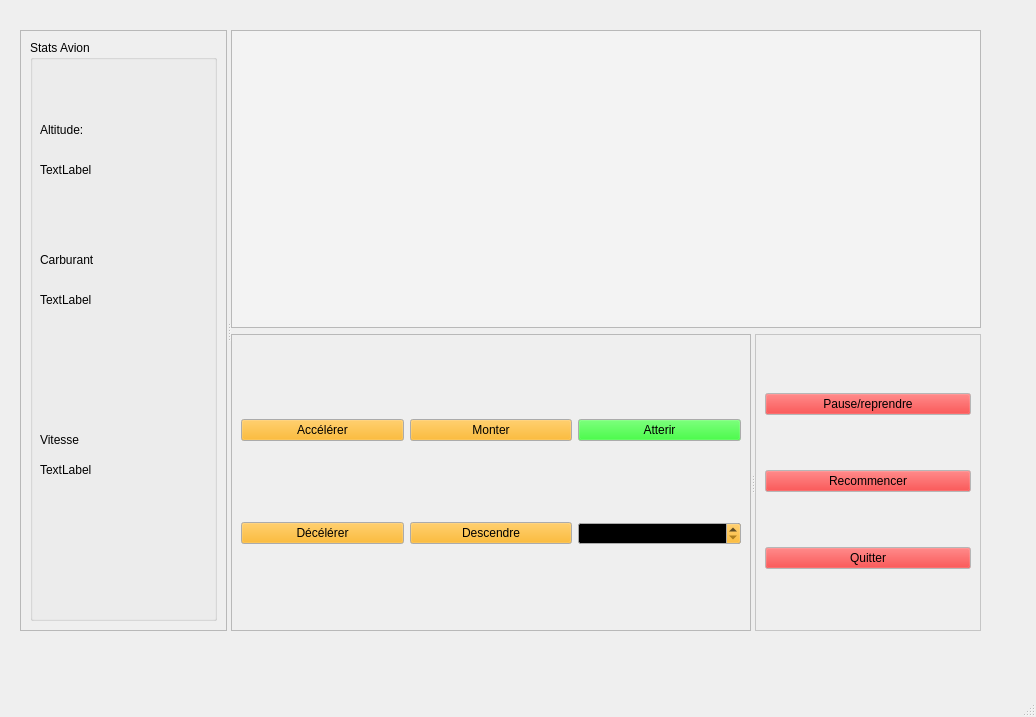
First picture: the form in mainwindow.ui, repository arcreane/python-project-enzo-yasmina, before the edit.
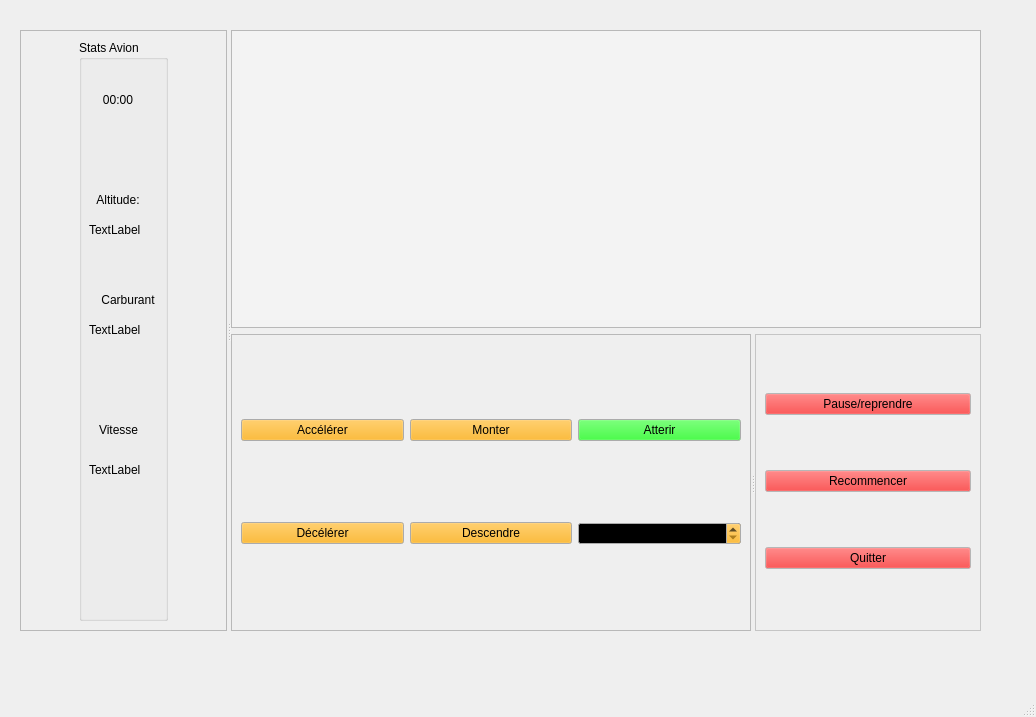
Second picture: the form after the edit.

Commit message: Stats avion

```diff
--- a/mainwindow.ui
+++ b/mainwindow.ui
@@ -97,7 +97,7 @@
       <enum>QFrame::Raised</enum>
      </property>
      <layout class="QVBoxLayout" name="verticalLayout_2">
-      <item>
+      <item alignment="Qt::AlignHCenter">
        <widget class="QGroupBox" name="groupBox">
         <property name="title">
          <string>Stats Avion</string>
@@ -106,7 +106,7 @@
          <property name="geometry">
           <rect>
            <x>10</x>
-           <y>250</y>
+           <y>280</y>
            <width>58</width>
            <height>19</height>
           </rect>
@@ -119,7 +119,7 @@
          <property name="geometry">
           <rect>
            <x>10</x>
-           <y>80</y>
+           <y>150</y>
            <width>58</width>
            <height>19</height>
           </rect>
@@ -127,12 +127,18 @@
          <property name="text">
           <string>Altitude:</string>
          </property>
+         <property name="scaledContents">
+          <bool>false</bool>
+         </property>
+         <property name="alignment">
+          <set>Qt::AlignCenter</set>
+         </property>
         </widget>
         <widget class="QLabel" name="altitude">
          <property name="geometry">
           <rect>
            <x>10</x>
-           <y>120</y>
+           <y>180</y>
            <width>58</width>
            <height>19</height>
           </rect>
@@ -140,12 +146,15 @@
          <property name="text">
           <string>TextLabel</string>
          </property>
+         <property name="alignment">
+          <set>Qt::AlignJustify|Qt::AlignVCenter</set>
+         </property>
         </widget>
         <widget class="QLabel" name="label_4">
          <property name="geometry">
           <rect>
-           <x>10</x>
-           <y>210</y>
+           <x>20</x>
+           <y>250</y>
            <width>58</width>
            <height>19</height>
           </rect>
@@ -153,12 +162,15 @@
          <property name="text">
           <string>Carburant</string>
          </property>
+         <property name="alignment">
+          <set>Qt::AlignCenter</set>
+         </property>
         </widget>
         <widget class="QLabel" name="label_5">
          <property name="geometry">
           <rect>
-           <x>10</x>
-           <y>390</y>
+           <x>20</x>
+           <y>380</y>
            <width>58</width>
            <height>19</height>
           </rect>
@@ -180,6 +192,22 @@
           <string>TextLabel</string>
          </property>
         </widget>
+        <widget class="QLabel" name="timerNiveau">
+         <property name="geometry">
+          <rect>
+           <x>10</x>
+           <y>50</y>
+           <width>58</width>
+           <height>19</height>
+          </rect>
+         </property>
+         <property name="text">
+          <string>00:00</string>
+         </property>
+         <property name="alignment">
+          <set>Qt::AlignCenter</set>
+         </property>
+        </widget>
        </widget>
       </item>
      </layout>
```
Left out of the diff: 2 changed lines with no effect on the pictures. The commit also changes 1 other file.
